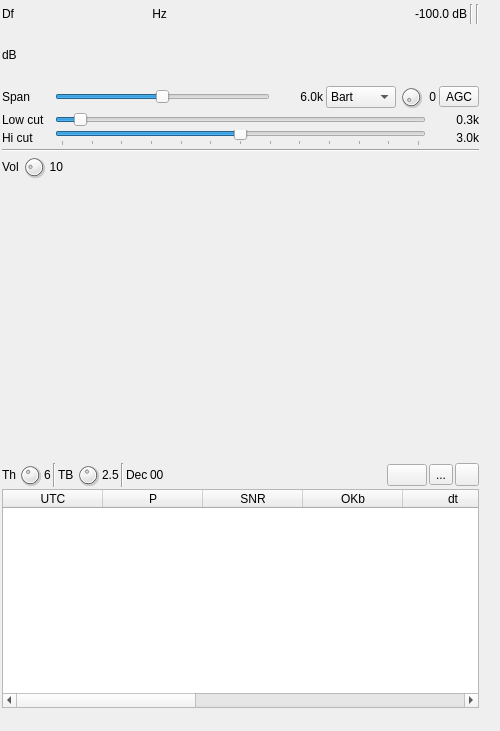
The window that plugins/channelrx/demodft8/ft8demodgui.ui (f4exb/sdrangel) describes before a commit, drawn with Qt 5.
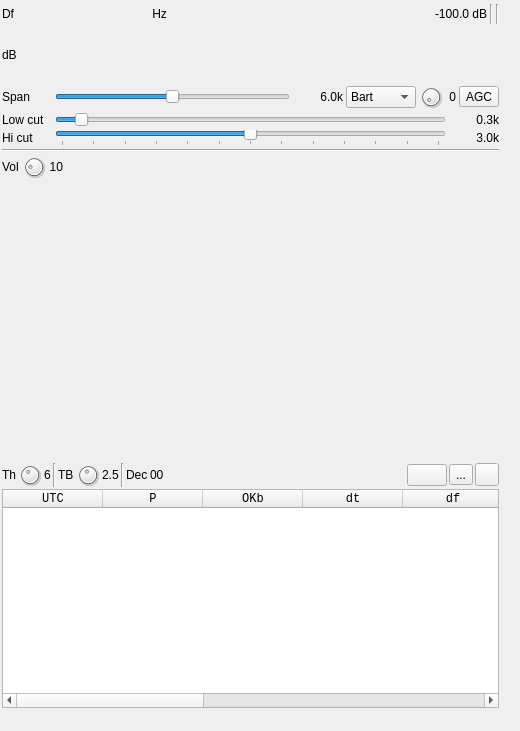
The same window after the commit. Icons and pictures are not drawn. Custom widgets are drawn as their Qt base class.

Diff of the .ui file:
```diff
--- a/plugins/channelrx/demodft8/ft8demodgui.ui
+++ b/plugins/channelrx/demodft8/ft8demodgui.ui
@@ -6,7 +6,7 @@
    <rect>
     <x>0</x>
     <y>0</y>
-    <width>500</width>
+    <width>520</width>
     <height>731</height>
    </rect>
   </property>
@@ -18,7 +18,7 @@
   </property>
   <property name="minimumSize">
    <size>
-    <width>500</width>
+    <width>520</width>
     <height>0</height>
    </size>
   </property>
@@ -36,7 +36,7 @@
     <rect>
      <x>0</x>
      <y>0</y>
-     <width>481</width>
+     <width>501</width>
      <height>181</height>
     </rect>
    </property>
@@ -742,7 +742,7 @@
     <rect>
      <x>0</x>
      <y>460</y>
-     <width>481</width>
+     <width>501</width>
      <height>251</height>
     </rect>
    </property>
@@ -965,12 +965,24 @@
     </item>
     <item>
      <widget class="QTableWidget" name="messages">
+      <property name="font">
+       <font>
+        <family>Liberation Mono</family>
+        <pointsize>9</pointsize>
+       </font>
+      </property>
       <property name="toolTip">
        <string>Decoded messages</string>
       </property>
       <property name="editTriggers">
        <set>QAbstractItemView::NoEditTriggers</set>
       </property>
+      <attribute name="verticalHeaderMinimumSectionSize">
+       <number>15</number>
+      </attribute>
+      <attribute name="verticalHeaderDefaultSectionSize">
+       <number>15</number>
+      </attribute>
       <column>
        <property name="text">
         <string>UTC</string>
@@ -987,14 +999,6 @@
         <string>Successful decoder pass index</string>
        </property>
       </column>
-      <column>
-       <property name="text">
-        <string>SNR</string>
-       </property>
-       <property name="toolTip">
-        <string>Signal to noise ratio (dB) in 2.5 kHz bandwidth</string>
-       </property>
-      </column>
       <column>
        <property name="text">
         <string>OKb</string>
@@ -1019,6 +1023,14 @@
         <string>Frequency shift</string>
        </property>
       </column>
+      <column>
+       <property name="text">
+        <string>SNR</string>
+       </property>
+       <property name="toolTip">
+        <string>Signal to noise ratio (dB) in 2.5 kHz bandwidth</string>
+       </property>
+      </column>
       <column>
        <property name="text">
         <string>Call1</string>
```
